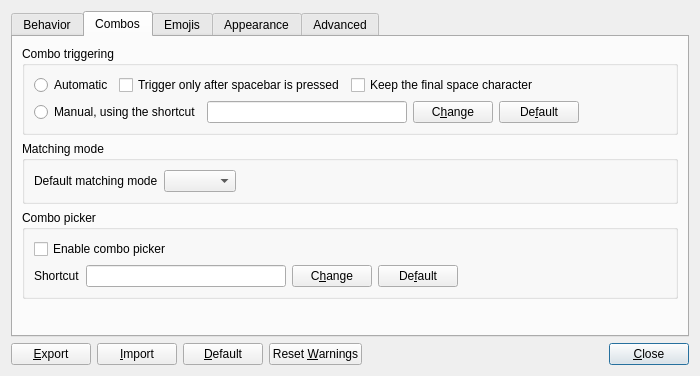
Above: Beeftext/PreferencesDialog.ui from xmichelo/Beeftext before the change. Below: the same form after it.
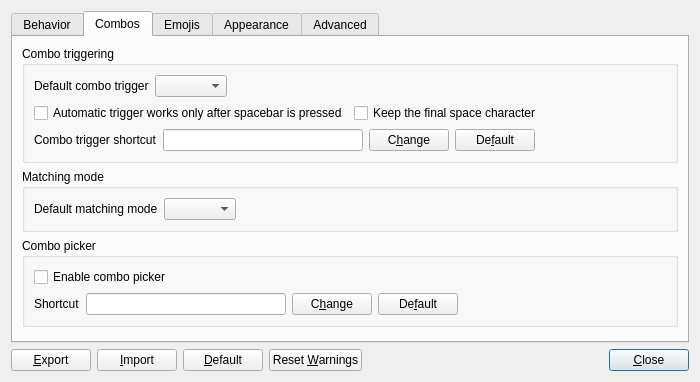
That is the form after the change.

Commit message: Added preference for default combo trigger.

```diff
--- a/Beeftext/PreferencesDialog.ui
+++ b/Beeftext/PreferencesDialog.ui
@@ -7,7 +7,7 @@
     <x>0</x>
     <y>0</y>
     <width>700</width>
-    <height>376</height>
+    <height>382</height>
    </rect>
   </property>
   <property name="minimumSize">
@@ -218,19 +218,43 @@
           <string>Combo triggering</string>
          </property>
          <layout class="QVBoxLayout" name="verticalLayout_6">
+          <item>
+           <layout class="QHBoxLayout" name="horizontalLayout_20">
+            <item>
+             <widget class="QLabel" name="labelDefaultComboTrigger">
+              <property name="text">
+               <string>Default combo trigger</string>
+              </property>
+             </widget>
+            </item>
+            <item>
+             <widget class="QComboBox" name="comboDefaultComboTrigger">
+              <property name="sizeAdjustPolicy">
+               <enum>QComboBox::AdjustToContents</enum>
+              </property>
+             </widget>
+            </item>
+            <item>
+             <spacer name="horizontalSpacer_15">
+              <property name="orientation">
+               <enum>Qt::Horizontal</enum>
+              </property>
+              <property name="sizeHint" stdset="0">
+               <size>
+                <width>40</width>
+                <height>0</height>
+               </size>
+              </property>
+             </spacer>
+            </item>
+           </layout>
+          </item>
           <item>
            <layout class="QHBoxLayout" name="horizontalLayout_4">
             <item>
-             <widget class="QRadioButton" name="radioComboTriggerAuto">
+             <widget class="QCheckBox" name="checkAutomaticTriggerOnSpace">
               <property name="text">
-               <string>Automatic</string>
-              </property>
-             </widget>
-            </item>
-            <item>
-             <widget class="QCheckBox" name="checkComboTriggersOnSpace">
-              <property name="text">
-               <string>Trigger only after spacebar is pressed</string>
+               <string>Automatic trigger works only after spacebar is pressed</string>
               </property>
              </widget>
             </item>
@@ -259,9 +283,9 @@
           <item>
            <layout class="QHBoxLayout" name="horizontalLayout_16">
             <item>
-             <widget class="QRadioButton" name="radioComboTriggerManual">
+             <widget class="QLabel" name="labelComboTriggerShortcut">
               <property name="text">
-               <string>Manual, using the shortcut</string>
+               <string>Combo trigger shortcut</string>
               </property>
              </widget>
             </item>
```
Left out of the diff: 103 changed lines with no effect on the pictures. The commit also changes 8 other files.
